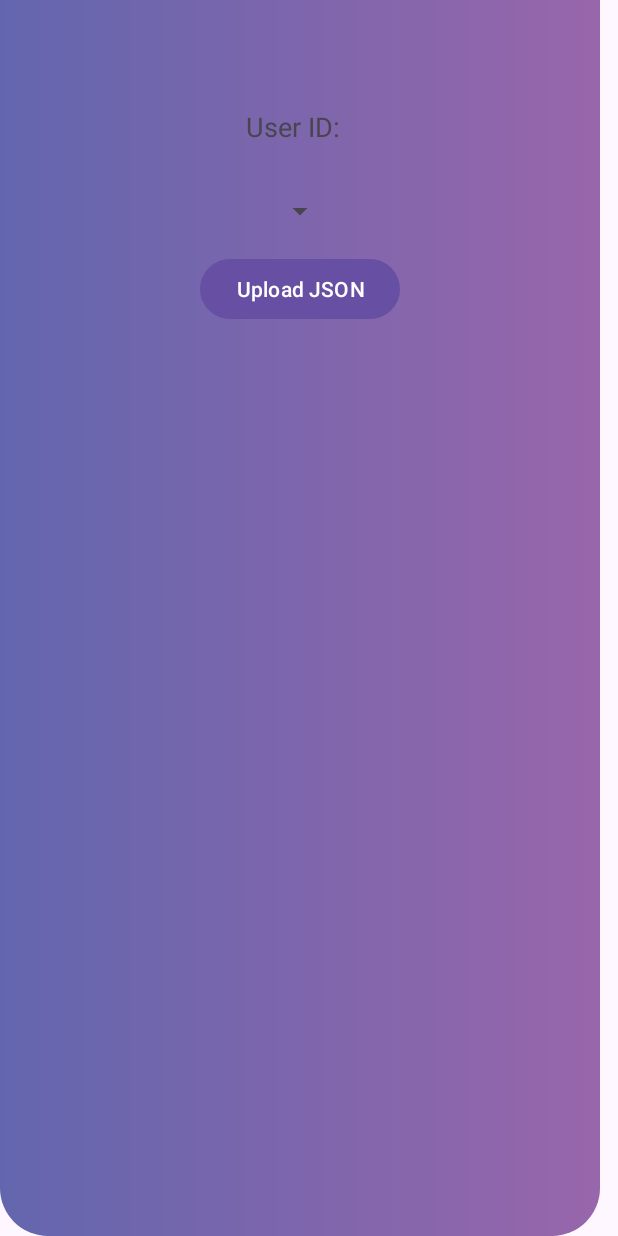
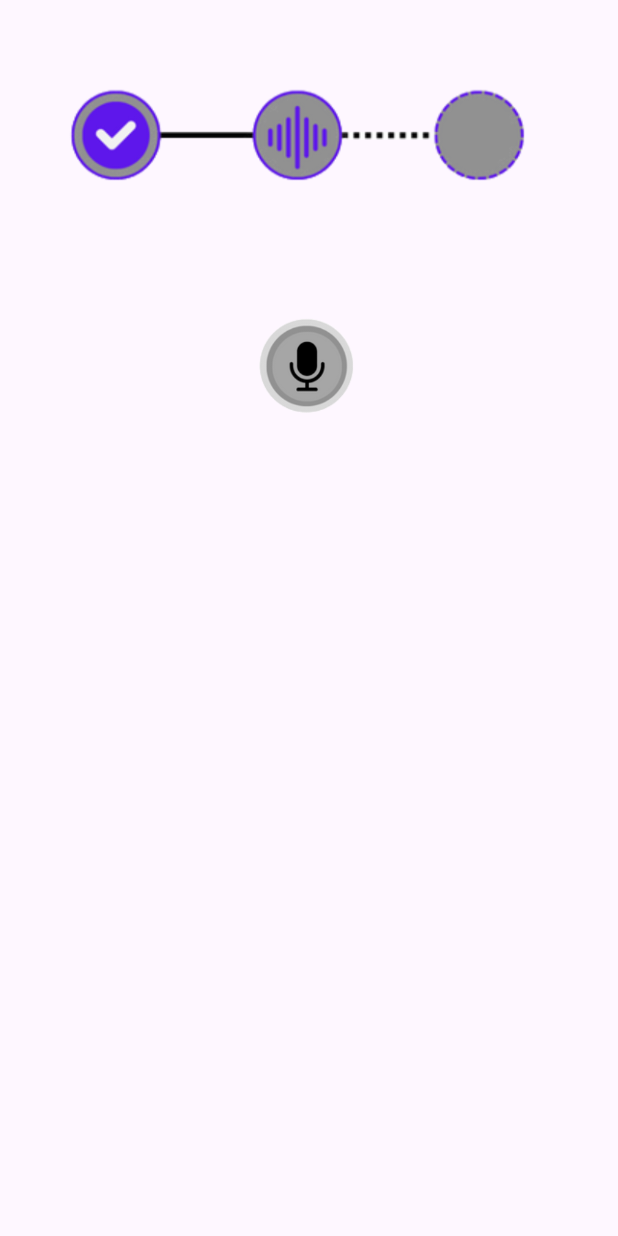
Before and after one commit to HashSuranjana/Sound-Sculpt-Mobile-2, an Android app built with Jetpack Compose: the layout activity_save_file.xml on its own in the app's theme, with its tools: preview values and no code run, on a phone screen of 412 x 824 dp. Run offline under Robolectric (Android 15) with nearby library versions, the phone set to English and light mode, and no system bars.

Commit message:
savefiles customized

```diff
--- a/app/src/main/res/layout/activity_save_file.xml
+++ b/app/src/main/res/layout/activity_save_file.xml
@@ -1,54 +1,40 @@
 <?xml version="1.0" encoding="utf-8"?>
-<androidx.constraintlayout.widget.ConstraintLayout xmlns:android="http://schemas.android.com/apk/res/android"
+<androidx.constraintlayout.widget.ConstraintLayout
+    xmlns:android="http://schemas.android.com/apk/res/android"
     xmlns:app="http://schemas.android.com/apk/res-auto"
     xmlns:tools="http://schemas.android.com/tools"
-    android:id="@+id/main"
-    android:layout_width="400dp"
-    android:layout_height="match_parent"
-    android:background="@drawable/connectgr"
-    tools:context=".SaveFile">
+    android:layout_width="match_parent"
+    android:layout_height="match_parent">
 
-    <TextView
-        android:id="@+id/userIdTextView"
-        android:layout_width="wrap_content"
-        android:layout_height="wrap_content"
-        android:layout_marginStart="164dp"
-        android:layout_marginTop="72dp"
-        android:text="User ID: "
-        android:textSize="18sp"
-        app:layout_constraintStart_toStartOf="parent"
-        app:layout_constraintTop_toTopOf="parent" />
+    <!-- Relative layout at the top -->
+    <RelativeLayout
+        android:id="@+id/topLayout"
+        android:layout_width="413dp"
+        android:layout_height="309dp"
+        android:padding="16dp"
+        app:layout_constraintTop_toTopOf="parent"
+        tools:ignore="MissingConstraints">
 
-    <Spinner
-        android:id="@+id/audioDeviceSpinner"
-        android:layout_width="wrap_content"
-        android:layout_height="wrap_content"
-        android:layout_marginTop="32dp"
-        app:layout_constraintEnd_toEndOf="parent"
-        app:layout_constraintHorizontal_bias="0.5"
-        app:layout_constraintStart_toStartOf="parent"
-        app:layout_constraintTop_toBottomOf="@id/userIdTextView" />
 
-    <Button
-        android:id="@+id/uploadButton"
-        android:layout_width="wrap_content"
-        android:layout_height="wrap_content"
-        android:layout_marginTop="16dp"
-        android:text="Upload JSON"
-        app:layout_constraintEnd_toEndOf="parent"
-        app:layout_constraintHorizontal_bias="0.5"
-        app:layout_constraintStart_toStartOf="parent"
-        app:layout_constraintTop_toBottomOf="@id/audioDeviceSpinner" />
+        <ImageView
+            android:id="@+id/imageView"
+            android:layout_width="390dp"
+            android:layout_height="146dp"
+            android:layout_alignParentStart="true"
+            android:layout_marginStart="0dp"
+            android:src="@drawable/ik" />
 
-    <TextView
-        android:id="@+id/ui"
-        android:layout_width="wrap_content"
-        android:layout_height="wrap_content"
-        android:text=" "
-        android:textSize="18sp"
-        app:layout_constraintBottom_toBottomOf="parent"
-        app:layout_constraintEnd_toEndOf="parent"
-        app:layout_constraintStart_toStartOf="parent"
-        app:layout_constraintTop_toBottomOf="@id/uploadButton" />
+
+    </RelativeLayout>
+
+    <ImageView
+        android:id="@+id/videoView"
+        android:layout_width="418dp"
+        android:layout_height="126dp"
+        android:layout_centerInParent="true"
+        android:src="@drawable/mic"
+        app:layout_constraintBottom_toBottomOf="@+id/topLayout"
+        tools:layout_editor_absoluteX="0dp"
+        tools:ignore="MissingConstraints" />
 
 </androidx.constraintlayout.widget.ConstraintLayout>
```
